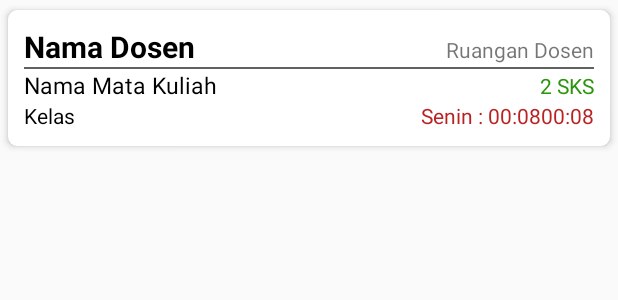
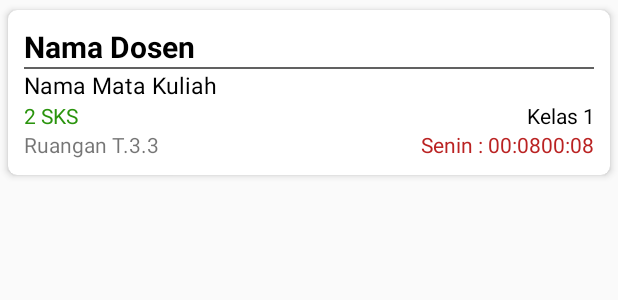
Before and after one commit to kapusan/Daftar-Dosen, an Android app: the layout list_detail.xml on its own in the app's theme, with its tools: preview values and no code run, on a phone screen of 412 x 824 dp. Shown: the top 300 px of the screen. Run offline under Robolectric (Android 15) with nearby library versions, the phone set to English and light mode, and no system bars.

Commit message:
>bug fixed

```diff
--- a/app/src/main/res/layout/list_detail.xml
+++ b/app/src/main/res/layout/list_detail.xml
@@ -22,21 +22,12 @@
 
             <TextView
                 android:id="@+id/textview_nama_dosen"
-                android:layout_width="0dp"
+                android:layout_width="match_parent"
                 android:layout_height="wrap_content"
-                android:layout_weight="2"
                 android:text="Nama Dosen"
                 android:textColor="#000"
                 android:textSize="20sp"
                 android:textStyle="bold" />
-
-            <TextView
-                android:id="@+id/textview_ruangan_dosen"
-                android:layout_width="0dp"
-                android:layout_height="wrap_content"
-                android:layout_weight="1"
-                android:gravity="right"
-                android:text="Ruangan Dosen" />
 
         </LinearLayout>
 
@@ -58,15 +49,29 @@
                 android:text="Nama Mata Kuliah"
                 android:textColor="#000"
                 android:textSize="15sp" />
+        </LinearLayout>
+
+        <LinearLayout
+            android:layout_width="match_parent"
+            android:layout_height="wrap_content">
 
             <TextView
                 android:id="@+id/textview_sks"
                 android:layout_width="0dp"
                 android:layout_height="wrap_content"
                 android:layout_weight="1"
-                android:gravity="right"
                 android:text="2 SKS"
                 android:textColor="#2a940d" />
+
+            <TextView
+                android:id="@+id/textview_kelas"
+                android:layout_width="0dp"
+                android:layout_height="wrap_content"
+                android:layout_weight="1"
+                android:text="Kelas 1"
+                android:textColor="#000"
+                android:gravity="right"/>
+
         </LinearLayout>
 
         <LinearLayout
@@ -75,17 +80,16 @@
             android:orientation="horizontal">
 
             <TextView
-                android:id="@+id/textview_kelas"
+                android:id="@+id/textview_ruangan_dosen"
                 android:layout_width="0dp"
                 android:layout_height="wrap_content"
-                android:layout_weight="1"
-                android:text="Kelas"
-                android:textColor="#000" />
+                android:layout_weight="2"
+                android:text="Ruangan T.3.3" />
 
             <RelativeLayout
                 android:layout_width="0dp"
                 android:layout_height="wrap_content"
-                android:layout_weight="1">
+                android:layout_weight="2">
 
                 <TextView
                     android:id="@+id/textview_hari"
```
